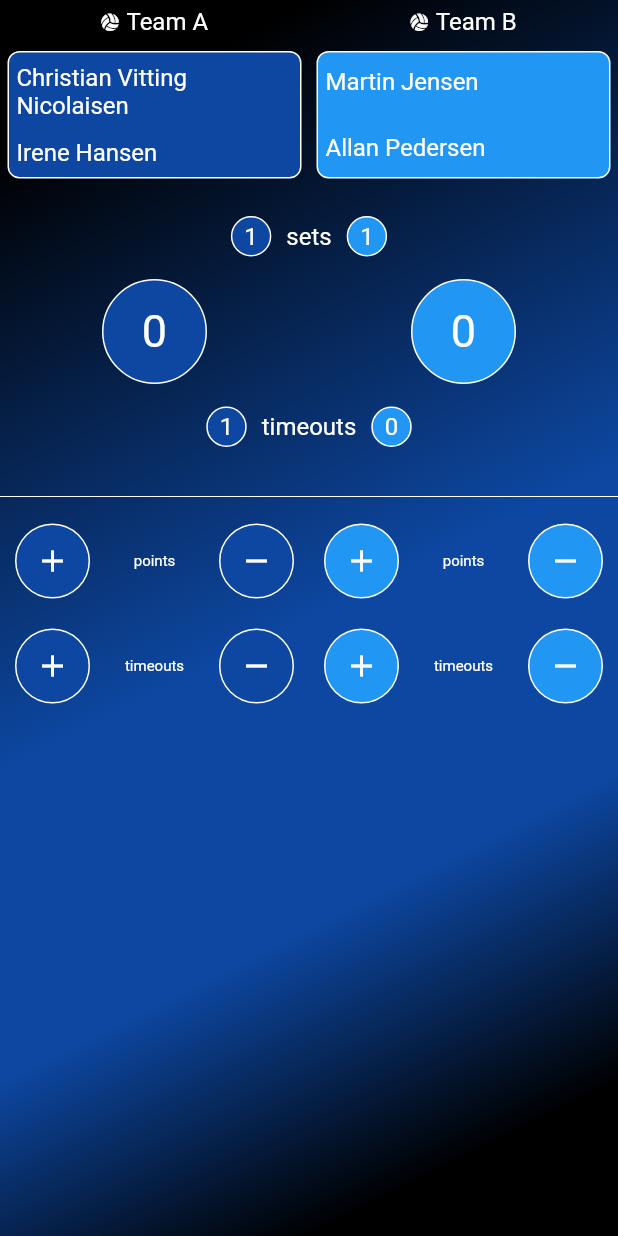
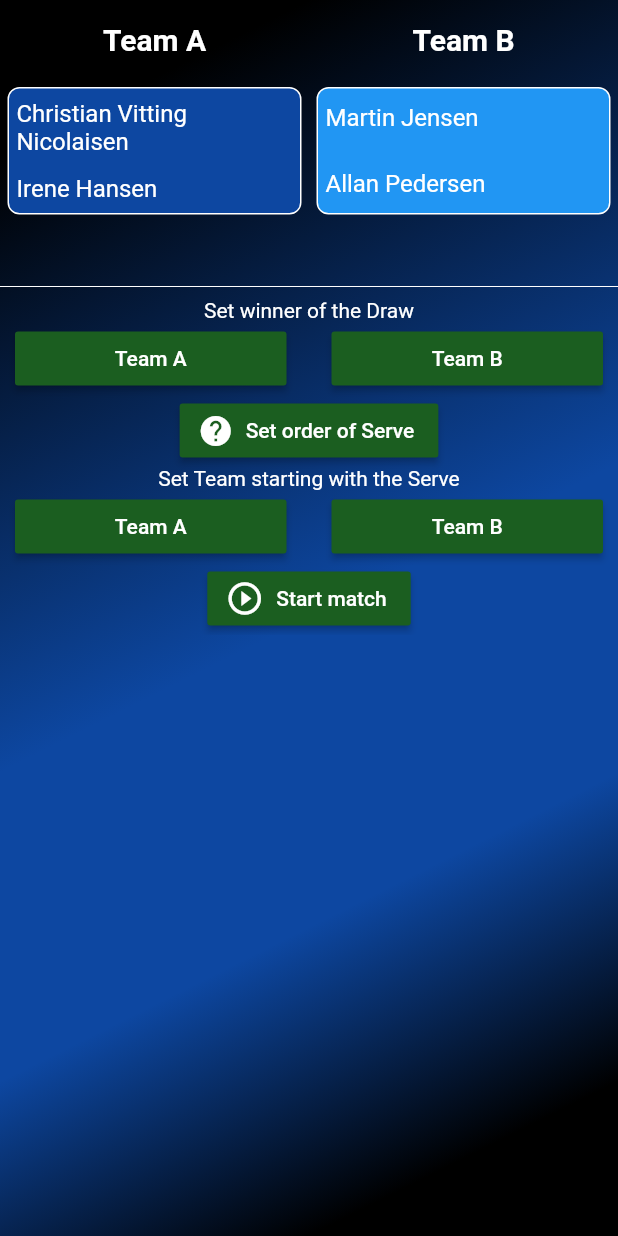
Before and after one commit to vitting/locale_scoreboard, a Flutter app: the screen it shows after launch, on a phone screen of 412 x 824 dp. Run offline on Flutter 3.47's test engine with Material 2 defaults, Android fonts, the phone set to English and light mode, and no system bars; our stand-ins replace date_format, flutter_tts, font_awesome_flutter, sqflite, synchronized; accounts and stored records are empty.

Commit message:
added scoreboard setup

```diff
--- /dev/null
+++ b/lib/ui/scoreboard/board/controls/help_set_player_order_widget.dart
@@ -0,0 +1,42 @@
+import 'package:flutter/material.dart';
+
+class HelpSetPlayerOrder extends StatelessWidget {
+  final bool show;
+  final ValueChanged<bool> onTap;
+
+  const HelpSetPlayerOrder({Key key, this.show, this.onTap}) : super(key: key);
+  @override
+  Widget build(BuildContext context) {
+    return Positioned(
+      top: 140,
+      left: (MediaQuery.of(context).size.width / 2) - 100,
+      width: 200,
+      child: AnimatedOpacity(
+        duration: Duration(milliseconds: 400),
+        opacity: show ? 1.0 : 0.0,
+        child: InkWell(
+          onTap: () {
+            onTap(true);
+          },
+          child: Container(
+            padding: EdgeInsets.all(10),
+            height: 120,
+            decoration: BoxDecoration(
+                shape: BoxShape.rectangle,
+                color: Colors.deepPurple[800],
+                borderRadius: BorderRadius.circular(8.0),
+                border: Border.all(color: Colors.white, width: 1.0)),
+            child: Column(
+              mainAxisAlignment: MainAxisAlignment.center,
+              children: <Widget>[
+                Text("Long press names of players to set order of serve",
+                    style: TextStyle(color: Colors.white, fontSize: 20),
+                    textAlign: TextAlign.center),
+              ],
+            ),
+          ),
+        ),
+      ),
+    );
+  }
+}
--- /dev/null
+++ b/lib/ui/scoreboard/board/controls/set_order_of_serve_widget.dart
@@ -0,0 +1,20 @@
+import 'package:flutter/material.dart';
+
+class SetOrderOfServe extends StatelessWidget {
+  final ValueChanged<bool> onTap;
+  final Color color;
+
+  const SetOrderOfServe({Key key, this.onTap, this.color}) : super(key: key);
+  @override
+  Widget build(BuildContext context) {
+    return RaisedButton.icon(
+      color: color,
+      textColor: Colors.white,
+      icon: Icon(Icons.help),
+      onPressed: () {
+        onTap(true);
+      },
+      label: Text("Set order of Serve"),
+    );
+  }
+}
--- /dev/null
+++ b/lib/ui/scoreboard/board/controls/set_start_with_serve_widget.dart
@@ -0,0 +1,48 @@
+import 'package:flutter/material.dart';
+
+class SetStartWithServe extends StatelessWidget {
+  final ValueChanged<int> onTapTeam;
+  final Color teamAButtonColor;
+  final Color teamBButtonColor;
+
+  const SetStartWithServe({Key key, this.onTapTeam, this.teamAButtonColor, this.teamBButtonColor}) : super(key: key);
+  @override
+  Widget build(BuildContext context) {
+    return Column(
+      children: <Widget>[
+        Row(
+          mainAxisAlignment: MainAxisAlignment.center,
+          children: <Widget>[
+            Text("Set Team starting with the Serve", style: TextStyle(color: Colors.white))
+          ],
+        ),
+        Row(
+          mainAxisAlignment: MainAxisAlignment.center,
+          children: <Widget>[
+            Expanded(
+              child: RaisedButton(
+                color: teamAButtonColor,
+                onPressed: () {
+                  onTapTeam(1);
+                },
+                child: Text("Team A", style: TextStyle(color: Colors.white)),
+              ),
+            ),
+            SizedBox(
+              width: 30,
+            ),
+            Expanded(
+              child: RaisedButton(
+                color: teamBButtonColor,
+                onPressed: () {
+                  onTapTeam(2);
+                },
+                child: Text("Team B", style: TextStyle(color: Colors.white)),
+              ),
+            ),
+          ],
+        ),
+      ],
+    );
+  }
+}
--- /dev/null
+++ b/lib/ui/scoreboard/board/controls/set_winner_of_draw_widget.dart
@@ -0,0 +1,48 @@
+import 'package:flutter/material.dart';
+
+class SetWinnerOfDraw extends StatelessWidget {
+  final ValueChanged<int> onTapTeam;
+  final Color teamAButtonColor;
+  final Color teamBButtonColor;
+
+  const SetWinnerOfDraw({Key key, this.onTapTeam, this.teamAButtonColor, this.teamBButtonColor}) : super(key: key);
+  @override
+  Widget build(BuildContext context) {
+    return Column(
+      children: <Widget>[
+        Row(
+          mainAxisAlignment: MainAxisAlignment.center,
+          children: <Widget>[
+            Text("Set winner of the Draw", style: TextStyle(color: Colors.white))
+          ],
+        ),
+        Row(
+          mainAxisAlignment: MainAxisAlignment.center,
+          children: <Widget>[
+            Expanded(
+              child: RaisedButton(
+                color: teamAButtonColor,
+                onPressed: () {
+                  onTapTeam(1);
+                },
+                child: Text("Team A", style: TextStyle(color: Colors.white)),
+              ),
+            ),
+            SizedBox(
+              width: 30,
+            ),
+            Expanded(
+              child: RaisedButton(
+                color: teamBButtonColor,
+                onPressed: () {
+                  onTapTeam(2);
+                },
+                child: Text("Team B", style: TextStyle(color: Colors.white)),
+              ),
+            ),
+          ],
+        ),
+      ],
+    );
+  }
+}
--- /dev/null
+++ b/lib/ui/scoreboard/board/controls/start_match_widget.dart
@@ -0,0 +1,20 @@
+import 'package:flutter/material.dart';
+
+class StartMatch extends StatelessWidget {
+  final ValueChanged<bool> onTap;
+  final Color color;
+
+  const StartMatch({Key key, this.onTap, this.color}) : super(key: key);
+  @override
+  Widget build(BuildContext context) {
+    return RaisedButton.icon(
+      color: color,
+      textColor: Colors.white,
+      icon: Icon(Icons.play_circle_outline, size: 26),
+      label: Text("Start match", style: TextStyle(color: Colors.white)),
+      onPressed: () {
+        onTap(true);
+      },
+    );
+  }
+}
--- a/lib/ui/scoreboard/board/scoreboard_board.dart
+++ b/lib/ui/scoreboard/board/scoreboard_board.dart
@@ -1,4 +1,10 @@
 import 'package:flutter/material.dart';
+import 'package:font_awesome_flutter/font_awesome_flutter.dart';
+import 'package:locale_scoreboard/ui/scoreboard/board/controls/help_set_player_order_widget.dart';
+import 'package:locale_scoreboard/ui/scoreboard/board/controls/set_order_of_serve_widget.dart';
+import 'package:locale_scoreboard/ui/scoreboard/board/controls/set_start_with_serve_widget.dart';
+import 'package:locale_scoreboard/ui/scoreboard/board/controls/set_winner_of_draw_widget.dart';
+import 'package:locale_scoreboard/ui/scoreboard/board/controls/start_match_widget.dart';
 import 'package:locale_scoreboard/ui/scoreboard/board/team_control_widget.dart';
 import 'package:locale_scoreboard/ui/scoreboard/board/team_player_names_widget.dart';
 import 'package:locale_scoreboard/ui/scoreboard/board/team_points_widget.dart';
@@ -16,11 +22,17 @@ class _ScoreboardBoardState extends State<ScoreboardBoard> {
   Color teamBColor = Colors.white;
   Color teamAColorControls = Colors.white;
   Color teamBColorControls = Colors.white;
+  Color teamActiveColor = Colors.deepOrange[900];
+  Color teamAColorDefault = Colors.blue[900];
+  Color teamBColorDefault = Colors.blue[500];
   Color teamAColorActive = Colors.blue[900];
   Color teamBColorActive = Colors.blue[500];
-  bool teamAActive = true;
+  Color _buttonColor = Colors.green[900];
+  bool teamAActive = false;
   bool teamBActive = false;
-  int teamASets = 1;
+  bool teamAWinnerOfServe = false;
+  bool teamBWinnerOfServe = false;
+  int teamASets = 0;
   int teamBSets = 0;
   String teamAPlayer1 = "Christian Vitting Nicolaisen";
   String teamAPlayer2 = "Irene Hansen";
@@ -28,12 +40,19 @@ class _ScoreboardBoardState extends State<ScoreboardBoard> {
   String teamBPlayer2 = "Allan Pedersen";
   int teamAPoints = 0;
   int teamBPoints = 0;
-  int teamATimeouts = 1;
+  int teamATimeouts = 0;
   int teamBTimeouts = 0;
+  int controlStep = 0;
+  bool _showBox1 = false;
+  CrossFadeState _resultsState = CrossFadeState.showFirst;
+  CrossFadeState _controlsState = CrossFadeState.showFirst;
+
   @override
   Widget build(BuildContext context) {
     return Scaffold(
-      body: Container(
+      body: Stack(
+        children: <Widget>[
+          Container(
             decoration: BoxDecoration(
                 gradient: LinearGradient(
               begin: Alignment.topLeft,
@@ -49,17 +68,29 @@ class _ScoreboardBoardState extends State<ScoreboardBoard> {
             child: ListView(
               children: <Widget>[
                 Container(
-              padding: EdgeInsets.only(top: 5.0, bottom: 20.0),
+                  padding: EdgeInsets.only(top: 15.0, bottom: 20.0),
                   child: Column(
                     children: <Widget>[
                       Row(
                         children: <Widget>[
-                      TeamTitle(color: teamAColor, text: "Team A"),
-                      TeamTitle(color: teamBColor, text: "Team B")
+                          TeamTitle(
+                            color: teamAColor,
+                            text: "Team A",
+                            active: teamAActive,
+                            winnerOfServe: teamAWinnerOfServe,
+                            team: 1,
+                          ),
+                          TeamTitle(
+                            color: teamBColor,
+                            text: "Team B",
+                            active: teamBActive,
+                            winnerOfServe: teamBWinnerOfServe,
+                            team: 2,
+                          )
                         ],
                       ),
                       Padding(
-                    padding: EdgeInsets.symmetric(vertical: 5.0),
+                        padding: EdgeInsets.symmetric(vertical: 10.0),
                       ),
                       Row(
                         children: <Widget>[
@@ -68,54 +99,119 @@ class _ScoreboardBoardState extends State<ScoreboardBoard> {
                             player2Name: teamAPlayer2,
                             teamColor: teamAColor,
                             teamActiveColor: teamAColorActive,
-                        playerActive: 2,
+                            playerActiveColor: teamAColorDefault,
+                            playerActive: 0,
                           ),
                           TeamPlayerNames(
                             player1Name: teamBPlayer1,
                             player2Name: teamBPlayer2,
                             teamColor: teamBColor,
                             teamActiveColor: teamBColorActive,
+                            playerActiveColor: teamBColorDefault,
                             playerActive: 0,
                           )
                         ],
                       ),
                       Padding(padding: EdgeInsets.symmetric(vertical: 10.0)),
-                  TeamSets(
-                      teamAColor: teamAColor,
-                      teamBColor: teamBColor,
-                      teamAColorActive: teamAColorActive,
-                      teamBColorActive: teamBColorActive,
-                      teamASets: teamASets,
-                      teamBSets: teamBSets),
-                  Padding(padding: EdgeInsets.symmetric(vertical: 5.0)),
-                  Row(
-                    children: <Widget>[
-                      TeamPoints(
-                          activeColor: teamAColorActive,
-                          color: teamAColor,
-                          points: teamAPoints),
-                      TeamPoints(
-                          activeColor: teamBColorActive,
-                          color: teamBColor,
-                          points: teamBPoints)
-                    ],
+                      AnimatedCrossFade(
+                        crossFadeState: _resultsState,
+                        duration: Duration(milliseconds: 400),
+                        firstChild: Container(),
+                        secondChild: results(),
                       ),
-                  Padding(padding: EdgeInsets.symmetric(vertical: 5.0)),
-                  TeamTimeouts(
-                      teamAColor: teamAColor,
-                      teamBColor: teamBColor,
-                      teamAColorActive: teamAColorActive,
-                      teamBColorActive: teamBColorActive,
-                      teamATimeouts: teamATimeouts,
-                      teamBTimeouts: teamBTimeouts),
                     ],
                   ),
                 ),
                 Divider(
                   color: Colors.white,
                 ),
-            Padding(padding: EdgeInsets.symmetric(vertical: 5.0)),
-            Container(
+                AnimatedCrossFade(
+                  crossFadeState: _controlsState,
+                  duration: Duration(milliseconds: 400),
+                  firstChild: setupSet(),
+                  secondChild: controls(),
+                )
+              ],
+            ),
+          ),
+          HelpSetPlayerOrder(
+            show: _showBox1,
+            onTap: (_) {
+              setState(() {
+                _showBox1 = false;
+              });
+            },
+          ),
+        ],
+      ),
+    );
+  }
+
+  Widget setupSet() {
+    return Container(
+      padding: EdgeInsets.symmetric(horizontal: 10),
+      child: Column(
+        children: <Widget>[
+          SetWinnerOfDraw(
+            onTapTeam: (int team) {
+              if (team == 1) {
+                setState(() {
+                  teamAWinnerOfServe = true;
+                  teamBWinnerOfServe = false;
+                });
+              } else if (team == 2) {
+                setState(() {
+                  teamBWinnerOfServe = true;
+                  teamAWinnerOfServe = false;
+                });
+              }
+            },
+            teamAButtonColor: _buttonColor,
+            teamBButtonColor: _buttonColor,
+          ),
+          SetOrderOfServe(
+            color: _buttonColor,
+            onTap: (_) {
+              setState(() {
+                _showBox1 = true;
+              });
+            },
+          ),
+          SetStartWithServe(
+            onTapTeam: (int team) {
+              if (team == 1) {
+                setState(() {
+                  teamAActive = true;
+                  teamBActive = false;
+                  setActiveTeam(1);
+                });
+              } else if (team == 2) {
+                setState(() {
+                  teamAActive = false;
+                  teamBActive = true;
+                  setActiveTeam(2);
+                });
+              }
+            },
+            teamAButtonColor: _buttonColor,
+            teamBButtonColor: _buttonColor,
+          ),
+          StartMatch(
+            color: _buttonColor,
+            onTap: (_) {
+              setState(() {
+                _resultsState = CrossFadeState.showSecond;
+                _controlsState = CrossFadeState.showSecond;
+              });
+            },
+          )
+        ],
+      ),
+    );
+  }
+
+  Widget controls() {
+    return Container(
       child: Column(
         children: <Widget>[
           Row(
@@ -163,10 +259,41 @@ class _ScoreboardBoardState extends State<ScoreboardBoard> {
           )
         ],
       ),
-            )
+    );
+  }
+
+  Widget results() {
+    return Column(
+      children: <Widget>[
+        TeamSets(
+            teamAColor: teamAColor,
+            teamBColor: teamBColor,
+            teamAColorActive: teamAColorActive,
+            teamBColorActive: teamBColorActive,
+            teamASets: teamASets,
+            teamBSets: teamBSets),
+        Padding(padding: EdgeInsets.symmetric(vertical: 5.0)),
+        Row(
+          children: <Widget>[
+            TeamPoints(
+                activeColor: teamAColorActive,
+                color: teamAColor,
+                points: teamAPoints),
+            TeamPoints(
+                activeColor: teamBColorActive,
+                color: teamBColor,
+                points: teamBPoints)
           ],
         ),
-      ),
+        Padding(padding: EdgeInsets.symmetric(vertical: 5.0)),
+        TeamTimeouts(
+            teamAColor: teamAColor,
+            teamBColor: teamBColor,
+            teamAColorActive: teamAColorActive,
+            teamBColorActive: teamBColorActive,
+            teamATimeouts: teamATimeouts,
+            teamBTimeouts: teamBTimeouts)
+      ],
     );
   }
 
@@ -174,10 +301,12 @@ class _ScoreboardBoardState extends State<ScoreboardBoard> {
     if (team == Team.a) {
       setState(() {
         teamAPoints++;
+        setActiveTeam(1);
       });
     } else {
       setState(() {
         teamBPoints++;
+        setActiveTeam(2);
       });
     }
 
@@ -231,24 +360,29 @@ class _ScoreboardBoardState extends State<ScoreboardBoard> {
   }
 
   checkPointsStatus(int pointsA, int pointsB) {
-    if (checkIfSideChange(pointsA, pointsB)) {
+    Team teamWon = checkIfSetIsWon(pointsA, pointsB);
+
+    if (teamWon != null) {
+      String team = teamWon == Team.a ? "A" : "B";
+      showSetWon(context, team);
+    }
+
+    if (teamWon == null && checkIfSideChange(pointsA, pointsB)) {
       showSideChange(context);
     }
 
-    if (checkIfTechnicalTimeout(pointsA, pointsB)) {
-      print("***********Technical Timeout************");
-    }
-
-    Team teamWon = checkIfSetIsWon(pointsA, pointsB);
-
-    if (teamWon != null) {
-      String team = teamWon == Team.a ? "A": "B";
-      showSetWon(context, team);
+    if (teamWon == null && checkIfTechnicalTimeout(pointsA, pointsB)) {
+      showTechnicalTimeout(context);
     }
   }
 
   bool checkIfSideChange(int pointsA, int pointsB) {
-    return (pointsA + pointsB) % 7 == 0;
+    int totalPoints = pointsA + pointsB;
+    bool changeSides = false;
+    if (totalPoints > 0 && totalPoints % 7 == 0) {
+      changeSides = true;
+    }
+    return changeSides;
   }
 
   bool checkIfTechnicalTimeout(int pointsA, int pointsB) {
@@ -270,6 +404,26 @@ class _ScoreboardBoardState extends State<ScoreboardBoard> {
     }
 
     return value;
+  }
+
+  void showTechnicalTimeout(BuildContext context) async {
+    await showDialog<bool>(
+        context: context,
+        barrierDismissible: false,
+        builder: (BuildContext dialogContext) {
+          return AlertDialog(
+            title: Text("Technical Timeout"),
+            content: Text("Teams has Technical Timeout"),
+            actions: <Widget>[
+              FlatButton(
+                child: Text("Ok"),
+                onPressed: () {
+                  Navigator.of(dialogContext).pop(true);
+                },
+              )
+            ],
+          );
+        });
   }
 
   void showSetWon(BuildContext context, String team) async {
@@ -295,14 +449,13 @@ class _ScoreboardBoardState extends State<ScoreboardBoard> {
               )
             ],
           );
-      }
-    );
+        });
   }
 
   void showSideChange(BuildContext context) async {
-    bool result = await showDialog<bool>(
+    await showDialog<bool>(
         context: context,
-      barrierDismissible: true,
+        barrierDismissible: false,
         builder: (BuildContext dialogContext) {
           return AlertDialog(
             title: Text("Side Change"),
@@ -316,7 +469,16 @@ class _ScoreboardBoardState extends State<ScoreboardBoard> {
               )
             ],
           );
+        });
   }
-    );
+
+  void setActiveTeam(int team) {
+    if (team == 1) {
+      teamAColorActive = teamActiveColor;
+      teamBColorActive = teamBColorDefault;
+    } else {
+      teamAColorActive = teamAColorDefault;
+      teamBColorActive = teamActiveColor;
     }
   }
+}
--- a/lib/ui/scoreboard/board/team_player_names_widget.dart
+++ b/lib/ui/scoreboard/board/team_player_names_widget.dart
@@ -12,6 +12,7 @@ class TeamPlayerNames extends StatefulWidget {
   final String player2Name;
   final Color teamColor;
   final Color teamActiveColor;
+  final Color playerActiveColor;
   final int playerActive;
   final ValueChanged<TeamServe> onSetServeOrder;
 
@@ -22,6 +23,7 @@ class TeamPlayerNames extends StatefulWidget {
       this.teamActiveColor,
       this.playerActive,
       this.teamColor,
+      this.playerActiveColor,
       this.onSetServeOrder})
       : super(key: key);
 
@@ -36,7 +38,6 @@ class TeamPlayerNamesState extends State<TeamPlayerNames> {
   GlobalKey _keyPlayer2Name = GlobalKey();
   int _player1ServeOrder = 0;
   int _player2ServeOrder = 0;
-  Color _playerActiveColor = Colors.deepOrange[900];
 
   @override
   Widget build(BuildContext context) {
@@ -59,7 +60,7 @@ class TeamPlayerNamesState extends State<TeamPlayerNames> {
                 key: _keyPlayer1Name,
                 onLongPress: () async {
                   TeamServe teamServe =
-                      await setServer(context, _keyPlayer1Name, 1);
+                      await setServer(context, _keyPlayer1Name, 1, widget.player1Name);
                   if (widget.onSetServeOrder != null) {
                     widget.onSetServeOrder(teamServe);
                   }
@@ -84,7 +85,7 @@ class TeamPlayerNamesState extends State<TeamPlayerNames> {
                             decoration: BoxDecoration(
                                 shape: BoxShape.circle,
                                 color: widget.playerActive == 1
-                                    ? _playerActiveColor
+                                    ? widget.playerActiveColor
                                     : Colors.white),
                           )
                         : Container(),
@@ -102,7 +103,7 @@ class TeamPlayerNamesState extends State<TeamPlayerNames> {
                 key: _keyPlayer2Name,
                 onLongPress: () async {
                   TeamServe teamServe =
-                      await setServer(context, _keyPlayer2Name, 2);
+                      await setServer(context, _keyPlayer2Name, 2, widget.player2Name);
                   if (widget.onSetServeOrder != null) {
                     widget.onSetServeOrder(teamServe);
                   }
@@ -127,7 +128,7 @@ class TeamPlayerNamesState extends State<TeamPlayerNames> {
                             decoration: BoxDecoration(
                                 shape: BoxShape.circle,
                                 color: widget.playerActive == 2
-                                    ? _playerActiveColor
+                                    ? widget.playerActiveColor
                                     : Colors.white),
                           )
                         : Container(),
@@ -144,8 +145,7 @@ class TeamPlayerNamesState extends State<TeamPlayerNames> {
     );
   }
 
-  Future<TeamServe> setServer(
-      BuildContext context, GlobalKey playerKey, int player) async {
+  Future<TeamServe> setServer(BuildContext context, GlobalKey playerKey, int player, String playerName) async {
     final RenderBox renderBox = playerKey.currentContext.findRenderObject();
     var translation = renderBox.getTransformTo(null).getTranslation();
     TeamServe teamServe;
@@ -156,7 +156,7 @@ class TeamPlayerNamesState extends State<TeamPlayerNames> {
         items: [
           PopupMenuItem(
             value: 1,
-            child: Text("Set as first server"),
+            child: Text("Set $playerName as first server"),
           )
         ]);
 
--- a/lib/ui/scoreboard/board/team_title_widget.dart
+++ b/lib/ui/scoreboard/board/team_title_widget.dart
@@ -4,8 +4,13 @@ import 'package:font_awesome_flutter/font_awesome_flutter.dart';
 class TeamTitle extends StatelessWidget {
   final Color color;
   final String text;
+  final bool active;
+  final bool winnerOfServe;
+  final int team;
+  final ValueChanged<int> onActiveTeam;
 
-  const TeamTitle({Key key, this.color, this.text}) : super(key: key);
+  const TeamTitle({Key key, this.color, this.text, this.active, this.onActiveTeam, this.team, this.winnerOfServe})
+      : super(key: key);
 
   @override
   Widget build(BuildContext context) {
@@ -13,14 +18,23 @@ class TeamTitle extends StatelessWidget {
       child: Row(
         mainAxisAlignment: MainAxisAlignment.center,
         children: <Widget>[
-          Padding(
-            padding: const EdgeInsets.only(right: 5.0),
-            child: Icon(FontAwesomeIcons.volleyballBall,
-                color: color, size: 12.0),
+          active
+              ? Padding(
+                  padding: const EdgeInsets.only(right: 5.0),
+                  child: Icon(FontAwesomeIcons.volleyballBall, color: color, size: 16.0),
+                )
+              : Container(),
+          InkWell(
+            enableFeedback: true,
+            onLongPress: () {
+              if (onActiveTeam != null) {
+                onActiveTeam(team);
+              }
+            },
+            child: Text(text,
+                textAlign: TextAlign.center,
+                style: TextStyle(fontSize: 20.0, color: color, fontWeight: FontWeight.bold, decoration: winnerOfServe ? TextDecoration.underline : TextDecoration.none)),
           ),
-          Text(text,
-              textAlign: TextAlign.center,
-              style: TextStyle(fontSize: 16.0, color: color)),
         ],
       ),
     );
```
Lines whose indentation alone changed are shown as unchanged.
